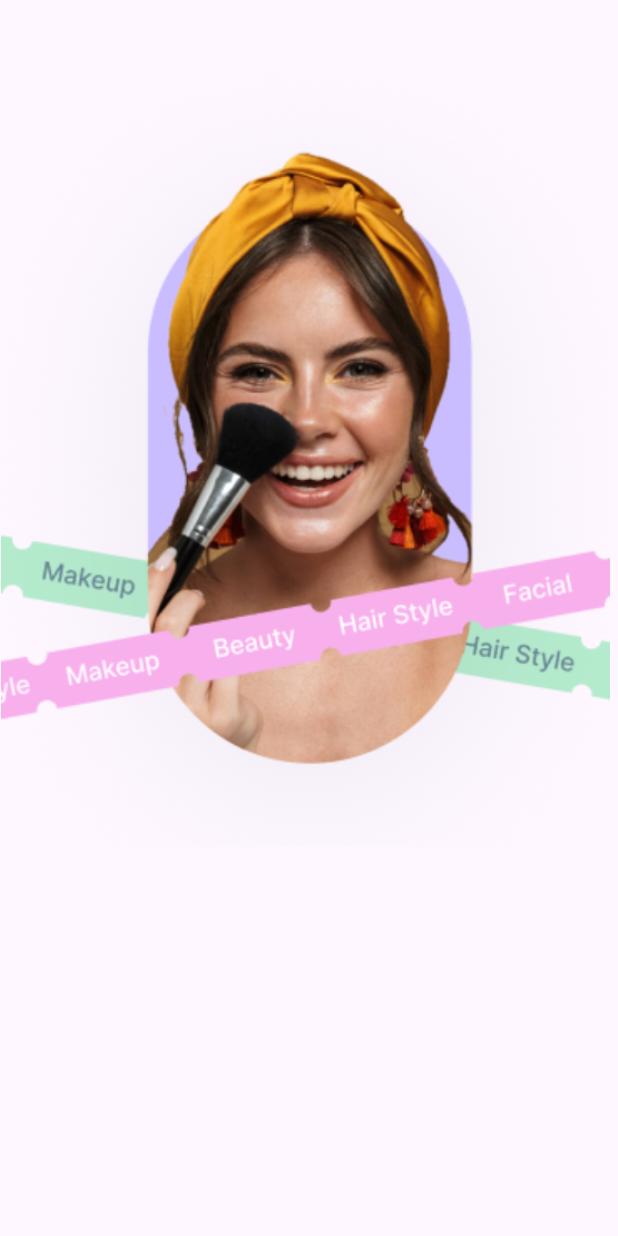
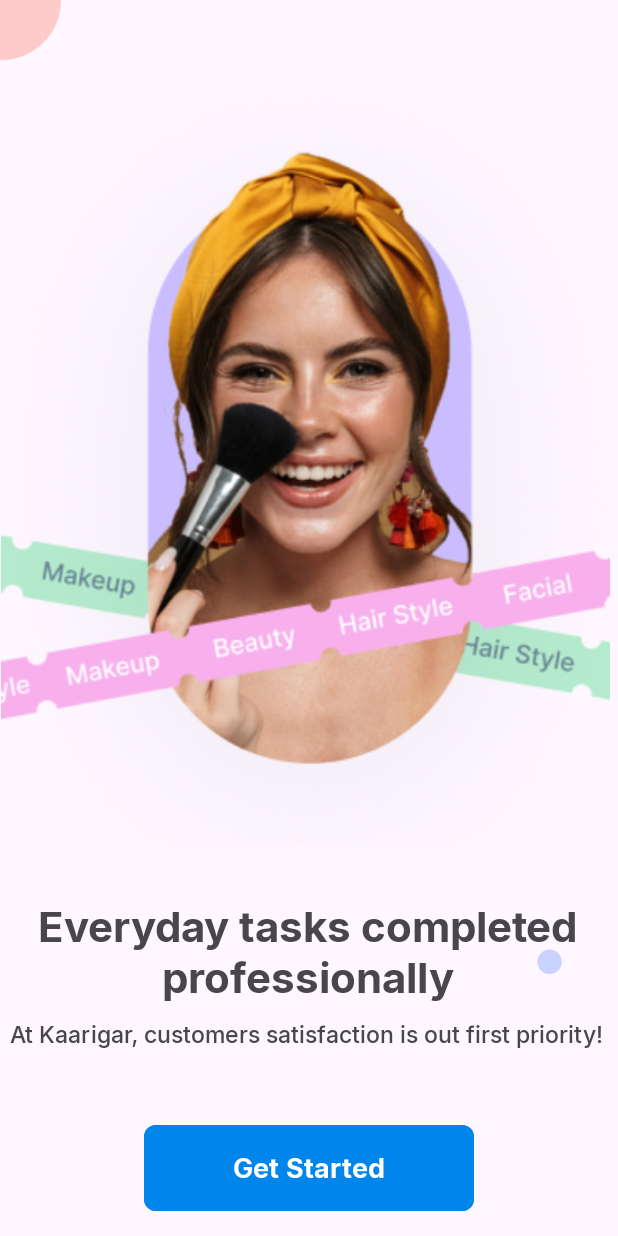
Before and after one commit to Mutashim99/Kaarigar-Android-App, an Android app: the screen it shows after launch (Onboarding), on a phone screen of 412 x 824 dp. Run offline under Robolectric (Android 15) with nearby library versions, the phone set to English and light mode, and no system bars.

Commit message:
onboarding done just intent left

```diff
--- a/app/src/main/res/drawable/ellipse_228.xml
+++ b/app/src/main/res/drawable/ellipse_228.xml
@@ -1,9 +1,9 @@
 <vector xmlns:android="http://schemas.android.com/apk/res/android"
-    android:width="46dp"
-    android:height="49dp"
-    android:viewportWidth="46"
-    android:viewportHeight="49">
+    android:width="80dp"
+    android:height="80dp"
+    android:viewportWidth="80"
+    android:viewportHeight="80">
   <path
-      android:pathData="M5.537,8.205m-40,0a40,40 0,1 1,80 0a40,40 0,1 1,-80 0"
+      android:pathData="M40,40m-40,0a40,40 0,1 1,80 0a40,40 0,1 1,-80 0"
       android:fillColor="#FFCACA"/>
 </vector>
--- a/app/src/main/res/layout/activity_onboarding.xml
+++ b/app/src/main/res/layout/activity_onboarding.xml
@@ -7,7 +7,29 @@
     android:layout_height="match_parent"
     tools:context=".Onboarding">
 
+    <ImageView
+        android:id="@+id/imageView6"
+        android:layout_width="wrap_content"
+        android:layout_height="wrap_content"
+        android:layout_marginStart="357dp"
+        android:layout_marginTop="68dp"
+        app:layout_constraintStart_toStartOf="parent"
+        app:layout_constraintTop_toBottomOf="@+id/viewFlipper"
+        app:srcCompat="@drawable/group_34548" />
+
+    <ImageView
+        android:id="@+id/imageView7"
+        android:layout_width="wrap_content"
+        android:layout_height="wrap_content"
+        android:layout_marginBottom="5dp"
+        app:layout_constraintBottom_toTopOf="@+id/viewFlipper"
+        app:layout_constraintEnd_toStartOf="@+id/viewFlipper"
+        app:layout_constraintStart_toStartOf="parent"
+        app:layout_constraintTop_toTopOf="parent"
+        app:srcCompat="@drawable/ellipse_228" />
+
     <ViewFlipper
+        android:id="@+id/viewFlipper"
         android:layout_width="406dp"
         android:layout_height="559dp"
         android:layout_marginTop="5dp"
@@ -18,8 +40,7 @@
         android:outAnimation="@android:anim/slide_out_right"
         app:layout_constraintEnd_toEndOf="parent"
         app:layout_constraintStart_toStartOf="parent"
-        app:layout_constraintTop_toTopOf="parent"
-        >
+        app:layout_constraintTop_toTopOf="parent">
 
         <ImageView
             android:id="@+id/imageView2"
@@ -40,5 +61,49 @@
             app:srcCompat="@drawable/chefonb" />
     </ViewFlipper>
 
+    <TextView
+        android:id="@+id/textView2"
+        android:layout_width="wrap_content"
+        android:layout_height="wrap_content"
+        android:layout_marginTop="32dp"
+        android:fontFamily="@font/inter_bold"
+        android:text="Everyday tasks completed professionally"
+        android:textAlignment="center"
+        android:textSize="28sp"
+        app:layout_constraintEnd_toEndOf="@+id/viewFlipper"
+        app:layout_constraintHorizontal_bias="0.505"
+        app:layout_constraintStart_toStartOf="@+id/viewFlipper"
+        app:layout_constraintTop_toBottomOf="@+id/viewFlipper" />
+
+    <TextView
+        android:id="@+id/textView3"
+        android:layout_width="wrap_content"
+        android:layout_height="wrap_content"
+        android:layout_marginBottom="24dp"
+        android:fontFamily="@font/inter_medium"
+        android:text="At Kaarigar, customers satisfaction is out first priority!"
+        android:textSize="15sp"
+        app:layout_constraintBottom_toTopOf="@+id/ButtonOnb"
+        app:layout_constraintEnd_toEndOf="@+id/textView2"
+        app:layout_constraintHorizontal_bias="0.504"
+        app:layout_constraintStart_toStartOf="@+id/textView2"
+        app:layout_constraintTop_toBottomOf="@+id/textView2"
+        app:layout_constraintVertical_bias="0.212" />
+
+    <Button
+        android:id="@+id/ButtonOnb"
+        android:layout_width="220dp"
+        android:layout_height="65dp"
+        android:backgroundTint="@color/maintheme"
+        android:fontFamily="@font/inter_bold"
+        android:text="Get Started"
+        android:textSize="18sp"
+        app:cornerRadius="8dp"
+        app:layout_constraintBottom_toBottomOf="parent"
+        app:layout_constraintEnd_toEndOf="parent"
+        app:layout_constraintStart_toStartOf="parent"
+        app:layout_constraintTop_toBottomOf="@+id/textView2"
+        app:layout_constraintVertical_bias="0.851" />
+
 
 </androidx.constraintlayout.widget.ConstraintLayout>
--- a/app/src/main/res/values/colors.xml
+++ b/app/src/main/res/values/colors.xml
@@ -2,5 +2,5 @@
 <resources>
     <color name="black">#FF000000</color>
     <color name="white">#FFFFFFFF</color>
-    <color name="maintheme">#2A83C6</color>
+    <color name="maintheme">#0085EA</color>
 </resources>
```
